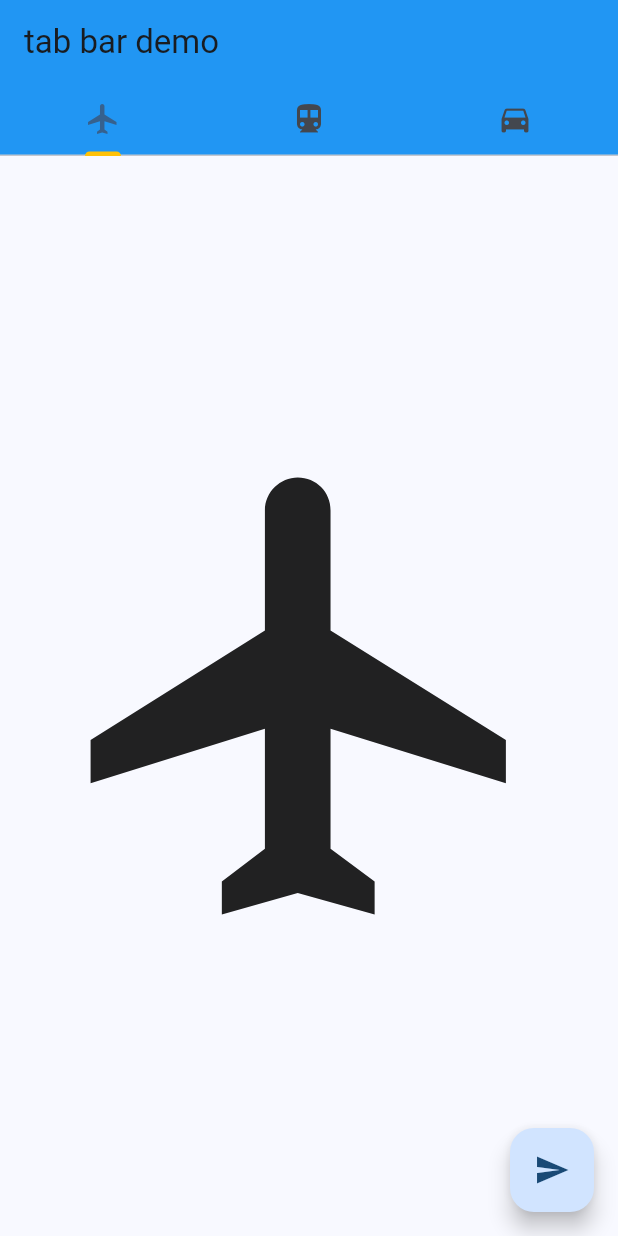
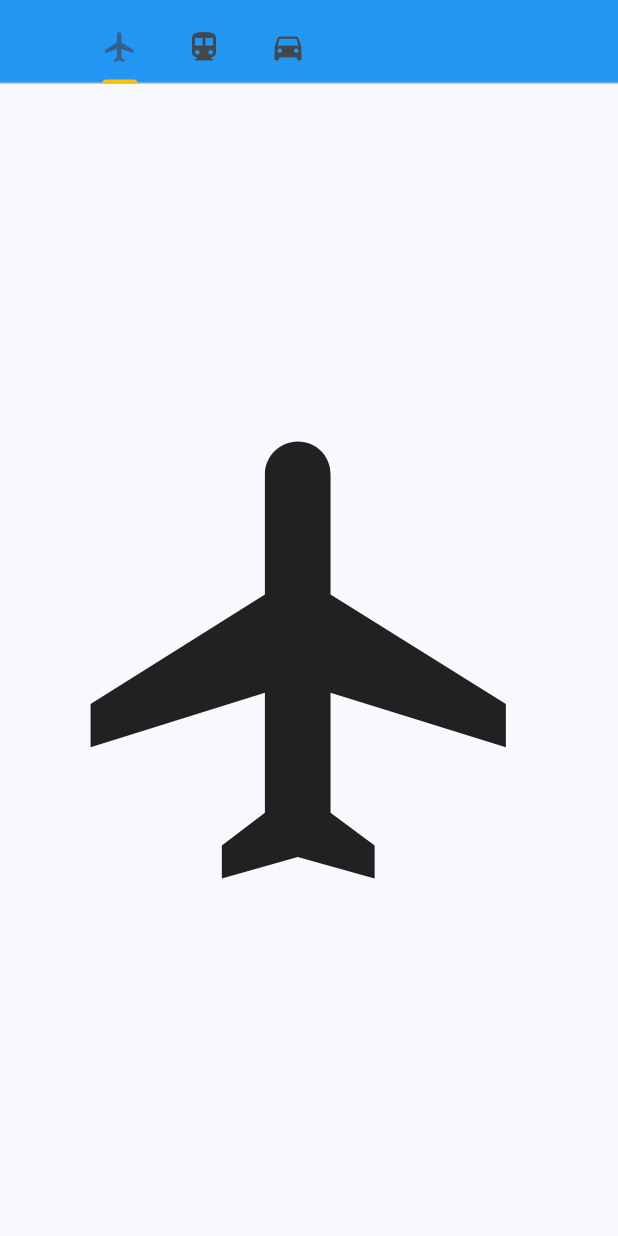
Before and after one commit to makohainnocent/learning_flutter, a Flutter app: the screen it shows after launch, on a phone screen of 412 x 824 dp. Run offline on Flutter 3.47's test engine with Material 3 defaults, Android fonts, the phone set to English and light mode, and no system bars; our stand-ins replace google_fonts.

Commit message:
implemented tab bar without app bar

```diff
--- a/lib/main.dart
+++ b/lib/main.dart
@@ -3,6 +3,7 @@ import 'package:flutter_application_1/widget/page_container.dart';
 import 'package:flutter_application_1/widget/tab_bar.dart';
 import 'package:flutter_application_1/widget/tab_bar2.dart';
 import 'package:flutter_application_1/widget/tab_bar3.dart';
+import 'package:flutter_application_1/widget/tab_bar4.dart';
 import 'package:flutter_application_1/widget/theme.dart';
 
 void main() {
@@ -21,7 +22,8 @@ class MainApp extends StatelessWidget {
       //home: const PageContainer()
       //home:TabBarSample()
       //home:TabBarSample2()
-      home:TabBarSample3()
+      //home:TabBarSample3()
+      home:TabBarSample5()
     );
   }
 }
--- /dev/null
+++ b/lib/widget/tab_bar4.dart
@@ -0,0 +1,50 @@
+import 'package:flutter/material.dart';
+import 'package:flutter_application_1/widget/stack.dart';
+import 'package:flutter_application_1/widget/table.dart';
+
+class TabBarSample5 extends StatefulWidget {
+  const TabBarSample5({super.key});
+
+  @override
+  State<TabBarSample5> createState() => _TabBarSample5State();
+}
+
+class _TabBarSample5State extends State<TabBarSample5> {
+  @override
+  Widget build(BuildContext context) {
+    return DefaultTabController(
+        length: 3,
+        child: Scaffold(
+          appBar: AppBar(
+            flexibleSpace: Column(
+              mainAxisAlignment: MainAxisAlignment.end,
+              children: [
+                TabBar(
+              isScrollable: true,
+              indicatorColor: Colors.amber,
+              //indicatorSize: TabBarIndicatorSize.label,
+              //indicatorWeight: 10,
+              /*indicator: BoxDecoration(
+                  borderRadius: BorderRadius.circular(50), // Creates border
+                  color: Colors.greenAccent),*/
+              tabs: [
+                Tab(icon: Icon(Icons.flight)),
+                Tab(icon: Icon(Icons.directions_transit)),
+                Tab(icon: Icon(Icons.directions_car)),
+              ],
+            ),
+              ],
+            ),
+
+          ),
+          body: const Center(
+              child: TabBarView(
+            children: [
+              Icon(Icons.flight, size: 350),
+              Icon(Icons.directions_transit, size: 350),
+              Icon(Icons.directions_car, size: 350),
+            ],
+          )),
+        ));
+  }
+}
```
